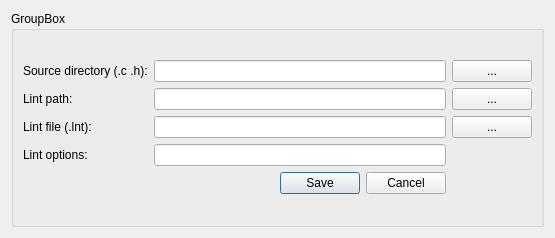
First picture: the form in linty/LintOptions.ui, repository Ayymoose/PC-Lint-GUI, before the edit.
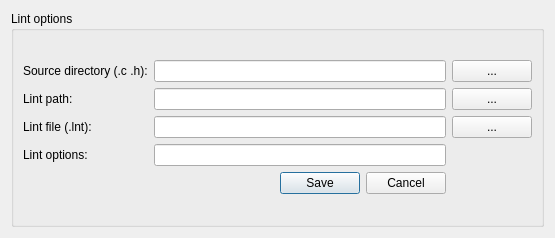
Second picture: the form after the edit.

Commit message: fix: rename Lint Options groupbox

What changed in the file:
```diff
--- a/linty/LintOptions.ui
+++ b/linty/LintOptions.ui
@@ -17,7 +17,7 @@
    <item row="0" column="0">
     <widget class="QGroupBox" name="lintOptionsGroupBox">
      <property name="title">
-      <string>GroupBox</string>
+      <string>Lint options</string>
      </property>
      <layout class="QVBoxLayout" name="verticalLayout">
       <item>
```
